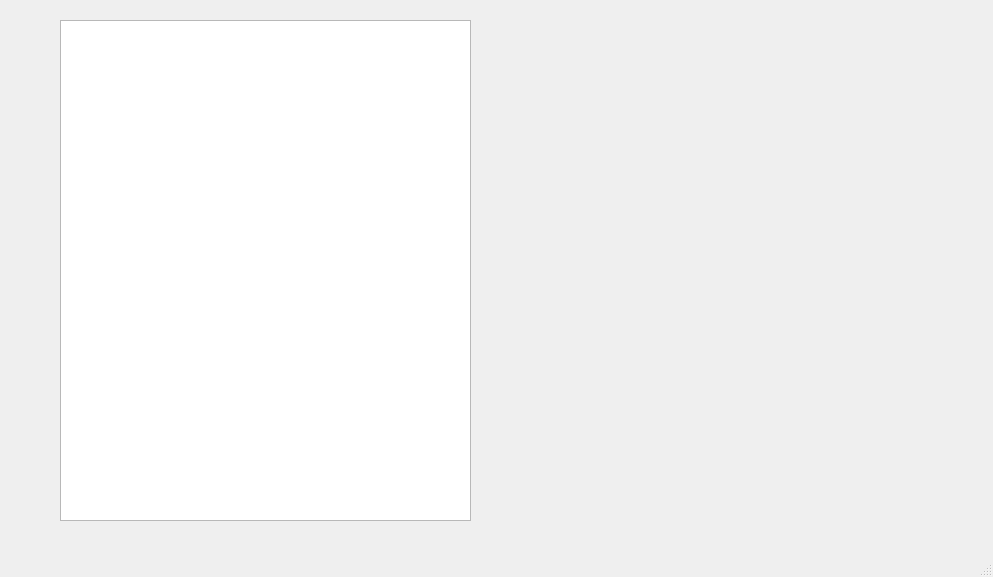
willasantos/Projeto-SDMC, file ui/mainwindow.ui: the form before one commit.
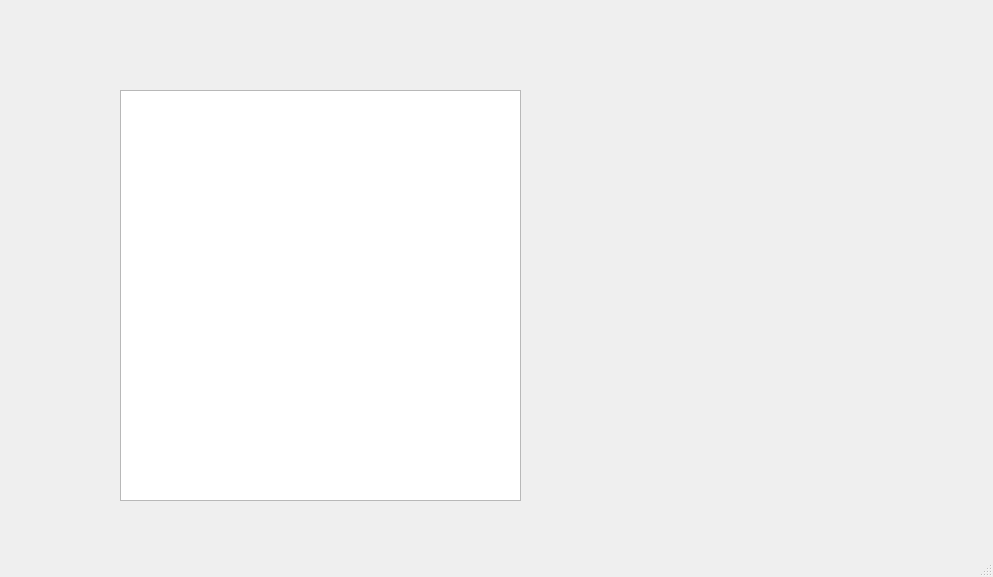
The form after the commit. The open tabs and pages were chosen to show the change.

The edit to the form file:
```diff
--- a/ui/mainwindow.ui
+++ b/ui/mainwindow.ui
@@ -409,34 +409,28 @@
      </widget>
     </widget>
     <widget class="QWidget" name="page_enter">
-     <widget class="QWidget" name="horizontalLayoutWidget_3">
-      <property name="geometry">
-       <rect>
-        <x>10</x>
-        <y>70</y>
-        <width>741</width>
-        <height>511</height>
-       </rect>
-      </property>
-      <layout class="QHBoxLayout" name="horizontalLayout_3">
-       <item>
         <widget class="QStackedWidget" name="stackedWidget_2">
-         <widget class="QWidget" name="page_2">
+      <property name="geometry">
+       <rect>
+        <x>70</x>
+        <y>120</y>
+        <width>691</width>
+        <height>431</height>
+       </rect>
+      </property>
+      <widget class="QWidget" name="page">
           <widget class="QListWidget" name="listWidget">
            <property name="geometry">
             <rect>
              <x>10</x>
-             <y>0</y>
-             <width>411</width>
-             <height>501</height>
+          <y>20</y>
+          <width>401</width>
+          <height>411</height>
             </rect>
            </property>
           </widget>
          </widget>
-         <widget class="QWidget" name="page_3"/>
-        </widget>
-       </item>
-      </layout>
+      <widget class="QWidget" name="page_2"/>
      </widget>
     </widget>
    </widget>
```
Lines whose indentation alone changed are shown as unchanged.
